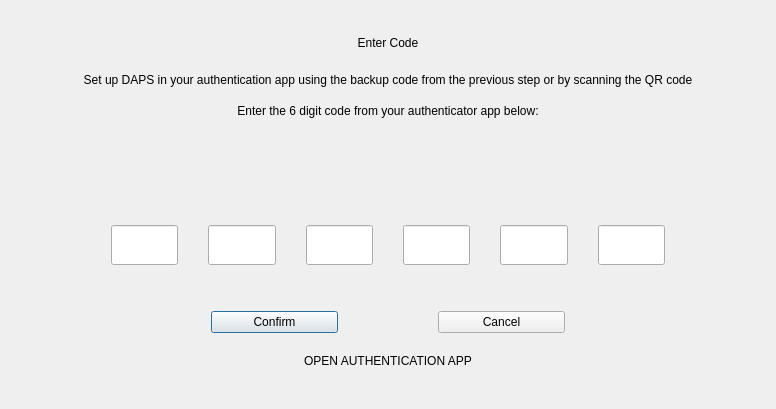
The window that src/qt/forms/2fadialog.ui (pedrorv0106/DAPS) describes before a commit, drawn with Qt 5.
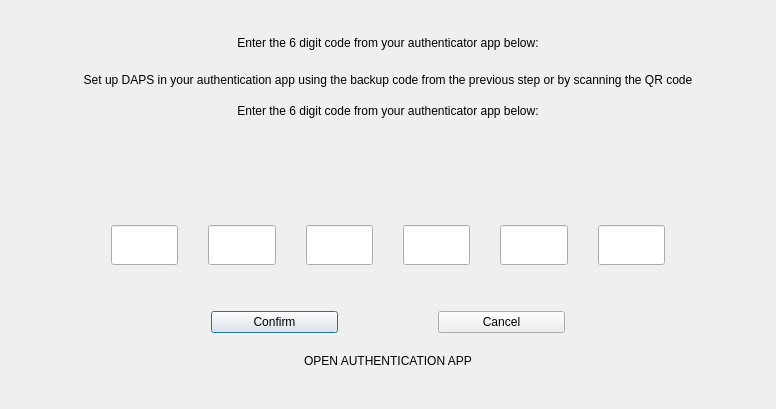
The same window after the commit.

Commit message: Add missing text for 2FA dialogs

What changed in the file:
```diff
--- a/src/qt/forms/2fadialog.ui
+++ b/src/qt/forms/2fadialog.ui
@@ -28,7 +28,7 @@
      <item>
       <widget class="QLabel" name="label">
        <property name="text">
-        <string>Enter Code</string>
+        <string>Enter the 6 digit code from your authenticator app below:</string>
        </property>
        <property name="alignment">
         <set>Qt::AlignCenter</set>
```
The commit also changes 1 other file.
